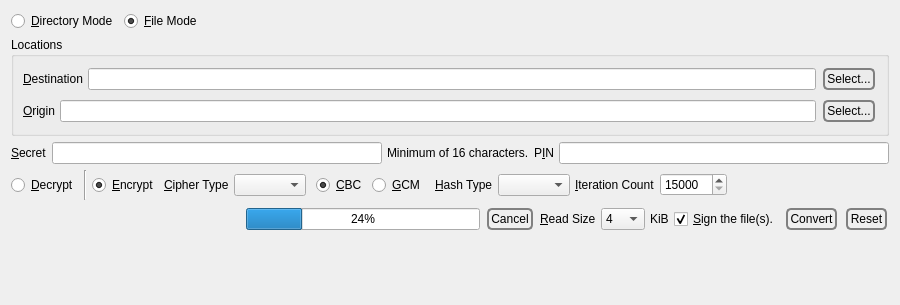
First picture: the form in branches/trunk/GoldBug-UI/spot-on-encryptfile-page.ui, repository textbrowser/spot-on, before the edit.
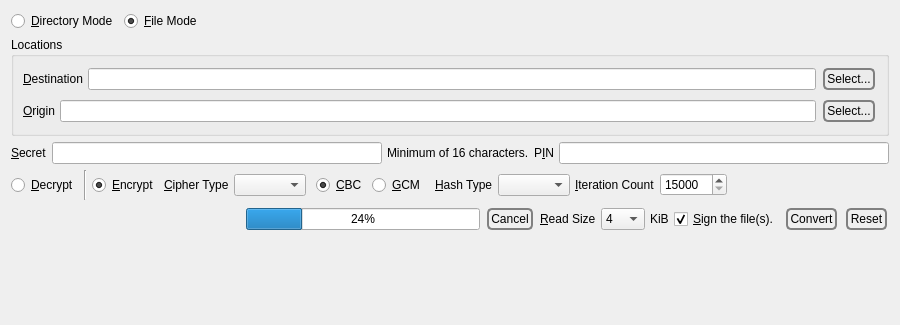
Second picture: the form after the edit.

The edit to the form file:
```diff
--- a/branches/trunk/GoldBug-UI/spot-on-encryptfile-page.ui
+++ b/branches/trunk/GoldBug-UI/spot-on-encryptfile-page.ui
@@ -7,7 +7,7 @@
     <x>0</x>
     <y>0</y>
     <width>900</width>
-    <height>305</height>
+    <height>325</height>
    </rect>
   </property>
   <property name="windowTitle">
```
